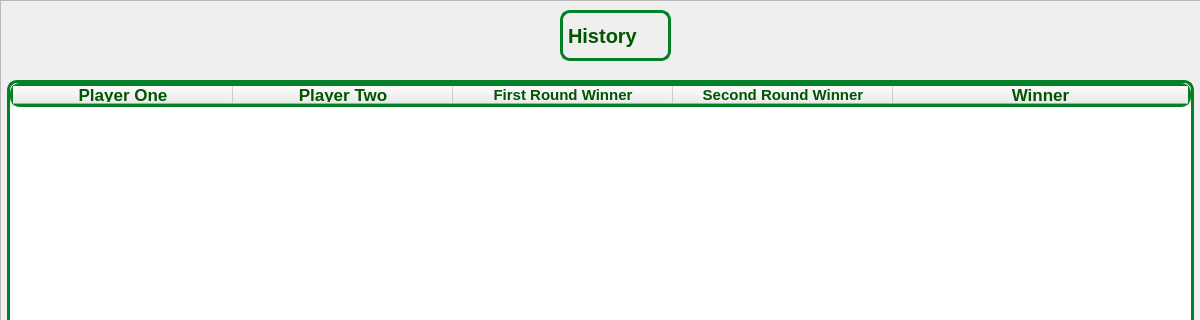
hamidreza2005/PlanetVsZombies, file windows/History/history.ui: the form before one commit; both pictures show x 0 to 1200 and y 0 to 320 of the 1200 by 700 pixel window.
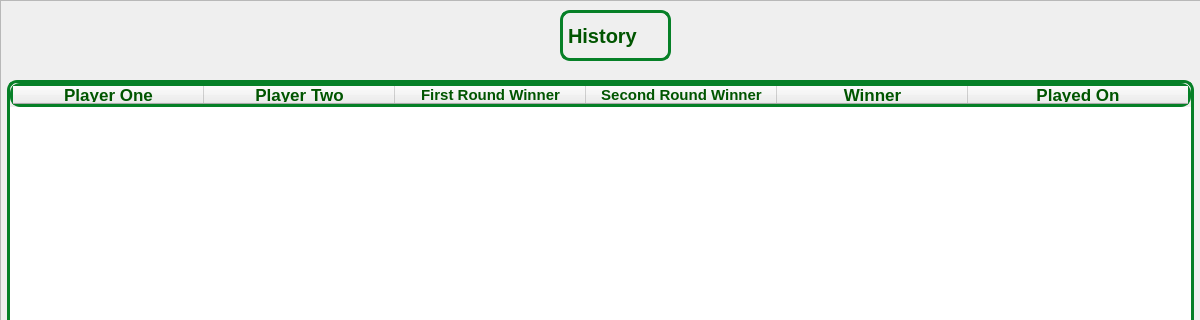
The form after the commit. Icons and pictures are not drawn.

Commit message: add history and the ability for tall zombies to jump over walnut

The edit to the form file:
```diff
--- a/windows/History/history.ui
+++ b/windows/History/history.ui
@@ -71,7 +71,7 @@
      <number>0</number>
     </property>
     <property name="columnCount">
-     <number>5</number>
+     <number>6</number>
     </property>
     <attribute name="horizontalHeaderVisible">
      <bool>true</bool>
@@ -83,7 +83,7 @@
      <number>38</number>
     </attribute>
     <attribute name="horizontalHeaderDefaultSectionSize">
-     <number>220</number>
+     <number>191</number>
     </attribute>
     <attribute name="horizontalHeaderShowSortIndicator" stdset="0">
      <bool>false</bool>
@@ -164,6 +164,17 @@
       </font>
      </property>
     </column>
+    <column>
+     <property name="text">
+      <string>Played On</string>
+     </property>
+     <property name="font">
+      <font>
+       <pointsize>13</pointsize>
+       <bold>true</bold>
+      </font>
+     </property>
+    </column>
    </widget>
    <widget class="QLabel" name="label">
     <property name="geometry">
```
Left out of the diff: 14 changed lines with no effect on the pictures. The commit also changes 6 other files.
